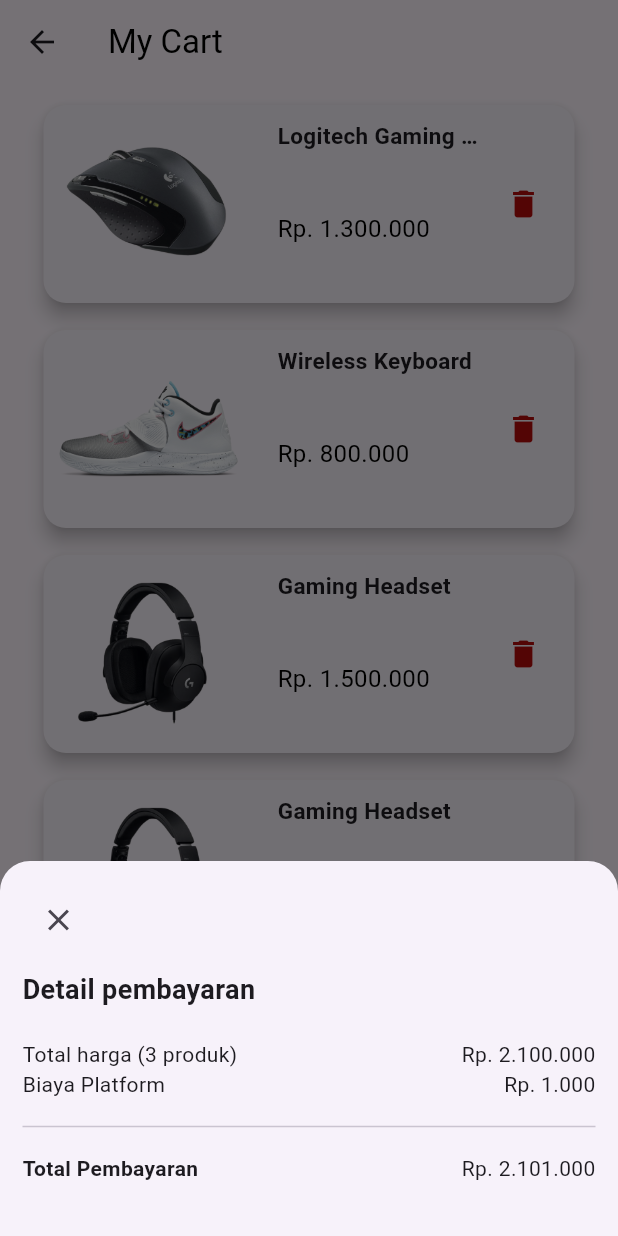
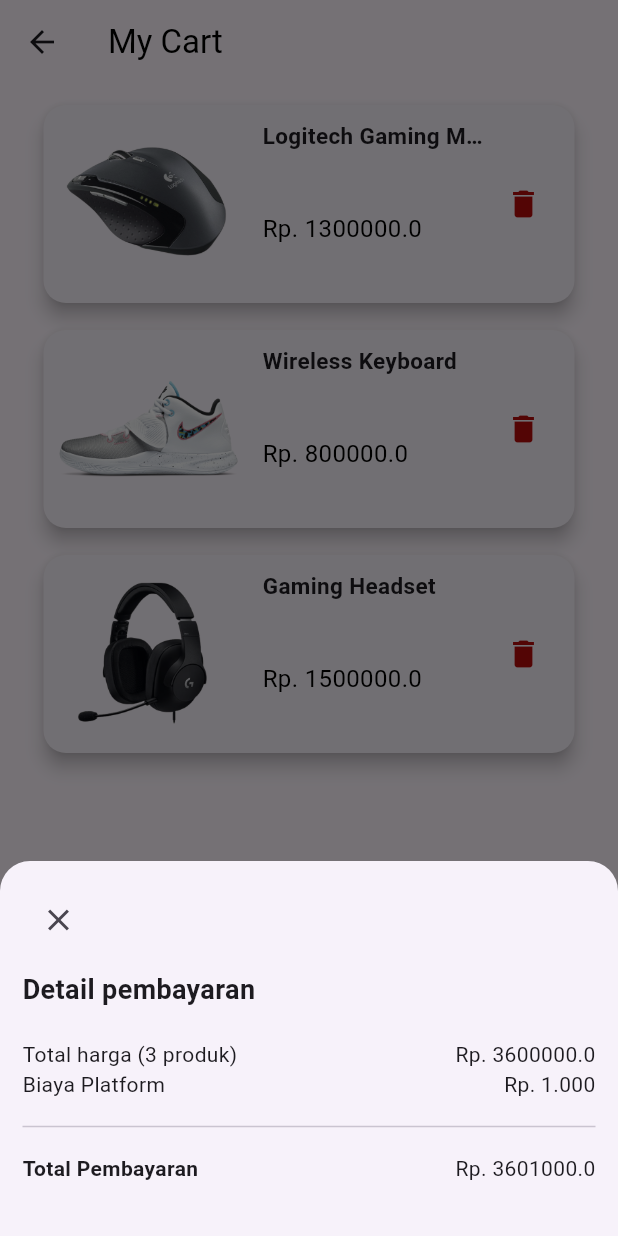
Before and after one commit to DhanielPutra/tesy, a Flutter app: the screen it shows after launch, item 2 of the bottom bar chosen, after a tap on the "keyboard arrow up" icon, on a phone screen of 412 x 824 dp. Run offline on Flutter 3.47's test engine with Material 3 defaults, Android fonts, the phone set to English and light mode, and no system bars.

Commit message:
Update cart.dart

```diff
--- a/lib/cart.dart
+++ b/lib/cart.dart
@@ -19,23 +19,12 @@ class _CartState extends State<Cart> {
     Product(
       name: 'Logitech Gaming Mouse',
       imageUrl: 'assets/mouse.png',
-      price: 'Rp. 1.300.000',
+      price: 1300000,
     ),
     Product(
-      name: 'Wireless Keyboard',
-      imageUrl: 'assets/ky.png',
-      price: 'Rp. 800.000',
-    ),
-    Product(
-      name: 'Gaming Headset',
-      imageUrl: 'assets/hd.png',
-      price: 'Rp. 1.500.000',
-    ),
-    Product(
-      name: 'Gaming Headset',
-      imageUrl: 'assets/hd.png',
-      price: 'Rp. 1.500.000',
-    ),
+        name: 'Wireless Keyboard', imageUrl: 'assets/ky.png', price: 800000),
+    Product(name: 'Gaming Headset', imageUrl: 'assets/hd.png', price: 1500000),
+
     // Tambahkan produk lainnya sesuai kebutuhan...
   ];
 
@@ -159,8 +148,9 @@ class _CartState extends State<Cart> {
                                                   MainAxisAlignment
                                                       .spaceBetween,
                                               children: [
-                                                Text('Total harga (3 produk)'),
-                                                Text('Rp. 2.100.000'),
+                                                Text(
+                                                    'Total harga (${products.length} produk)'),
+                                                Text('Rp. ${getTotalPrice()}'),
                                               ],
                                             ),
                                             Row(
@@ -188,7 +178,8 @@ class _CartState extends State<Cart> {
                                                     style: TextStyle(
                                                         fontWeight:
                                                             FontWeight.bold)),
-                                                Text('Rp. 2.101.000'),
+                                                Text(
+                                                    'Rp. ${getTotalPrice() + 1000}'),
                                               ],
                                             ),
                                           ],
@@ -200,7 +191,7 @@ class _CartState extends State<Cart> {
                                 icon: Icon(Icons.keyboard_arrow_up))
                           ],
                         ),
-                        Text('Rp. 2.100.000')
+                        Text('Rp. ${getTotalPrice()}')
                       ],
                     ),
                     ElevatedButton(
@@ -230,38 +221,28 @@ class _CartState extends State<Cart> {
           ],
         ),
         bottomNavigationBar: BottomNavigationBar(
-          type: BottomNavigationBarType.fixed, // Set type to fixed
-
-          backgroundColor: const Color.fromARGB(
-              255, 193, 24, 24), // Set the background color here
-
+          type: BottomNavigationBarType.fixed,
+          backgroundColor: Color(0xFFB50B0B),
+          selectedItemColor: Colors.white,
+          unselectedItemColor: Colors.grey.shade400,
           items: const <BottomNavigationBarItem>[
             BottomNavigationBarItem(
-              icon: Icon(Icons.home),
+              icon: Icon(Icons.home_outlined),
               label: 'Home',
             ),
             BottomNavigationBarItem(
-              icon: Icon(Icons.shopping_cart),
+              icon: Icon(Icons.shopping_cart_outlined),
               label: 'Cart',
             ),
             BottomNavigationBarItem(
-              icon: Icon(Icons.favorite),
+              icon: Icon(Icons.favorite_border),
               label: 'Wishlist',
             ),
             BottomNavigationBarItem(
-              icon: Icon(Icons.person_rounded), // Add your new icon here
-
-              label: 'Profile', // Add the label for the new icon
+              icon: Icon(Icons.person_outline_sharp),
+              label: 'Profil',
             ),
           ],
-
-          currentIndex: _selectedIndex,
-
-          selectedItemColor: const Color.fromARGB(255, 255, 255, 255),
-
-          unselectedItemColor: Color.fromARGB(207, 0, 0, 0),
-
-          onTap: _onItemTapped,
         ),
       ),
     );
@@ -290,8 +271,6 @@ class _CartState extends State<Cart> {
                 ),
               ),
               SizedBox(width: 16.0), // Jarak antara gambar dan teks
-
-              SizedBox(width: 10),
               Expanded(
                 child: Column(
                   crossAxisAlignment: CrossAxisAlignment.start,
@@ -309,7 +288,7 @@ class _CartState extends State<Cart> {
                       height: 40,
                     ),
                     Text(
-                      product.price,
+                      'Rp. ${product.price.toString()}',
                       style: TextStyle(fontSize: 16, color: Colors.black),
                       overflow: TextOverflow.ellipsis,
                       maxLines: 1,
@@ -332,12 +311,20 @@ class _CartState extends State<Cart> {
       ),
     );
   }
+
+  double getTotalPrice() {
+    double total = 0.0;
+    for (Product product in products) {
+      total += product.price;
+    }
+    return total;
+  }
 }
 
 class Product {
   final String name;
   final String imageUrl;
-  final String price;
+  final double price;
 
   Product({
     required this.name,
```
